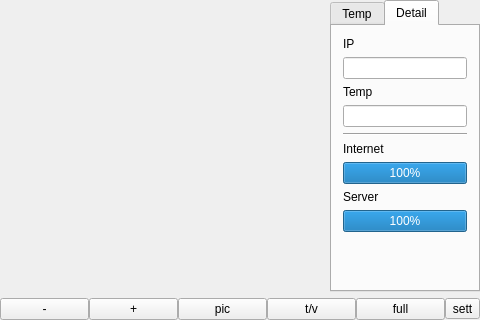
Old version of the form mainwindow.ui in the repository phycelot/thermic_camera_display.
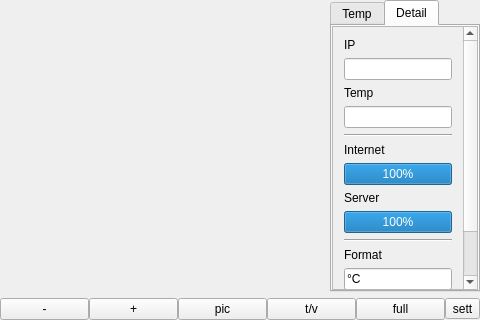
New version of the form. The open tabs and pages were chosen to show the change.

What changed in the file:
```diff
--- a/mainwindow.ui
+++ b/mainwindow.ui
@@ -128,6 +128,36 @@
           <string>Detail</string>
          </attribute>
          <layout class="QVBoxLayout" name="verticalLayout">
+          <property name="spacing">
+           <number>0</number>
+          </property>
+          <property name="leftMargin">
+           <number>0</number>
+          </property>
+          <property name="topMargin">
+           <number>0</number>
+          </property>
+          <property name="rightMargin">
+           <number>0</number>
+          </property>
+          <property name="bottomMargin">
+           <number>0</number>
+          </property>
+          <item>
+           <widget class="QScrollArea" name="scrollArea">
+            <property name="widgetResizable">
+             <bool>true</bool>
+            </property>
+            <widget class="QWidget" name="scrollAreaWidgetContents">
+             <property name="geometry">
+              <rect>
+               <x>0</x>
+               <y>-102</y>
+               <width>130</width>
+               <height>354</height>
+              </rect>
+             </property>
+             <layout class="QVBoxLayout" name="verticalLayout_2">
           <item>
            <widget class="QLabel" name="label_ip">
             <property name="text">
@@ -190,17 +220,49 @@
            </widget>
           </item>
           <item>
-           <spacer name="verticalSpacer">
+               <widget class="Line" name="line">
             <property name="orientation">
-             <enum>Qt::Vertical</enum>
-            </property>
-            <property name="sizeHint" stdset="0">
-             <size>
-              <width>20</width>
-              <height>40</height>
-             </size>
-            </property>
-           </spacer>
+                 <enum>Qt::Horizontal</enum>
+                </property>
+               </widget>
+              </item>
+              <item>
+               <widget class="QLabel" name="label">
+                <property name="text">
+                 <string>Format</string>
+                </property>
+               </widget>
+              </item>
+              <item>
+               <widget class="QLineEdit" name="lineEdit_3">
+                <property name="text">
+                 <string>°C</string>
+                </property>
+                <property name="readOnly">
+                 <bool>true</bool>
+                </property>
+               </widget>
+              </item>
+              <item>
+               <widget class="QLabel" name="label_5">
+                <property name="text">
+                 <string>Date</string>
+                </property>
+               </widget>
+              </item>
+              <item>
+               <widget class="QLineEdit" name="lineEdit_2">
+                <property name="text">
+                 <string>FR</string>
+                </property>
+                <property name="readOnly">
+                 <bool>true</bool>
+                </property>
+               </widget>
+              </item>
+             </layout>
+            </widget>
+           </widget>
           </item>
          </layout>
         </widget>
```
Left out of the diff: 17 changed lines with no effect on the pictures. Lines whose indentation alone changed are shown as unchanged.
